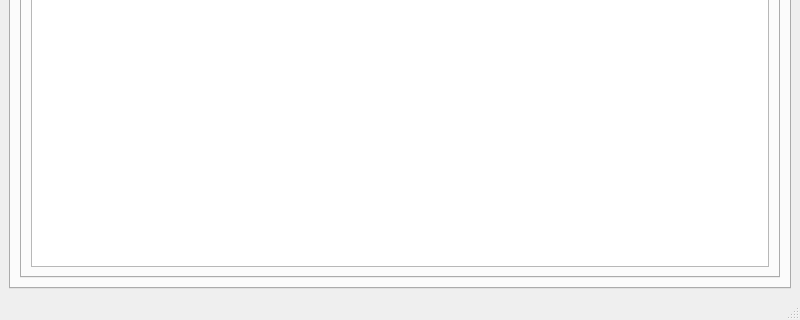
Old version of the form sam/src/main.ui in the repository KDE/simon; both pictures show x 0 to 800 and y 280 to 600 of the 800 by 600 pixel window.
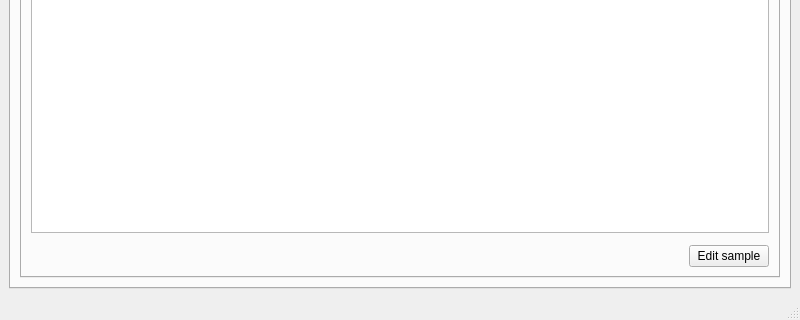
New version of the form. The open tabs and pages were chosen to show the change. Custom widgets are drawn as their Qt base class.

Commit message: SAM update: Adding file result details; (Ability to modify samples and detailed recognition results)

```diff
--- a/sam/src/main.ui
+++ b/sam/src/main.ui
@@ -390,6 +390,33 @@
 		<item>
 			<widget class="QTableView" name="tvFiles">
 			</widget>
+		</item>
+		<item>
+		         <widget class="KTextEdit" native="1" name="teResultDetails" />
+		</item>
+		<item>
+			<layout class="QHBoxLayout" name="horizontalLayout_20">
+			  <item>
+			      <spacer name="horizontalSpacer_90" >
+			       <property name="orientation" >
+				<enum>Qt::Horizontal</enum>
+			       </property>
+			       <property name="sizeHint" stdset="0" >
+				<size>
+				 <width>50</width>
+				 <height>5</height>
+				</size>
+			       </property>
+			      </spacer>
+			  </item>
+			  <item>
+			   <widget class="KPushButton" name="pbEditSample" >
+			    <property name="text" >
+			     <string>Edit sample</string>
+			    </property>
+			   </widget>
+			  </item>
+			</layout>
 	        </item>
 	       </layout>
 	      </widget>
```
Left out of the diff: 2 changed lines with no effect on the pictures. The commit also changes 14 other files.
